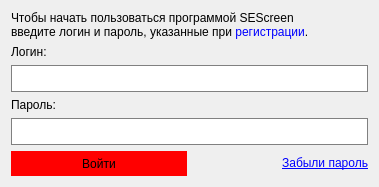
First picture: the form in login.ui, repository SEScreen/Client, before the edit.
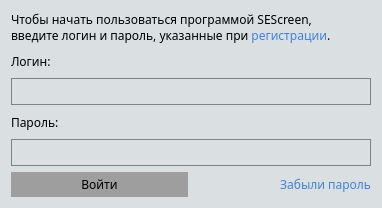
Second picture: the form after the edit.

Patch:
```diff
--- a/login.ui
+++ b/login.ui
@@ -6,16 +6,21 @@
    <rect>
     <x>0</x>
     <y>0</y>
-    <width>379</width>
-    <height>162</height>
+    <width>382</width>
+    <height>208</height>
    </rect>
   </property>
   <property name="maximumSize">
    <size>
     <width>400</width>
-    <height>223</height>
+    <height>243</height>
    </size>
   </property>
+  <property name="font">
+   <font>
+    <family>Aaargh</family>
+   </font>
+  </property>
   <property name="windowTitle">
    <string>Вход</string>
   </property>
@@ -26,32 +31,31 @@
 }
 
  QLineEdit[error=&quot;true&quot;] {
-     border: 1px solid rgba(255,0,0,100);
+     background: 1px solid rgba(255,0,0,100);
 }
+QWidget{	
+     background: rgb(218, 223, 225);
+}
+
 
 </string>
   </property>
   <layout class="QGridLayout" name="gridLayout">
-   <item row="0" column="0" colspan="2">
-    <widget class="QLabel" name="label_3">
-     <property name="styleSheet">
-      <string notr="true"/>
-     </property>
-     <property name="text">
-      <string>&lt;html&gt;&lt;head&gt;&lt;style&gt;
-a{
-text-decoration:none;
-} &lt;/style&gt;&lt;/head&gt;&lt;body&gt;&lt;p&gt;Чтобы начать пользоваться программой SEScreen&lt;br/&gt; введите логин и пароль, указанные при &lt;a href=&quot;#&quot;  &gt;регистрации&lt;/a&gt;.&lt;/p&gt;&lt;/body&gt;&lt;/html&gt;</string>
-     </property>
-    </widget>
-   </item>
    <item row="5" column="0">
     <widget class="QPushButton" name="entryButton">
+     <property name="font">
+      <font>
+       <family>Aaargh</family>
+      </font>
+     </property>
      <property name="styleSheet">
       <string notr="true">QPushButton{
-background:red;
-height:25px;
-border-radius:0;
+	background: #9E9E9E;
+	height: 25px;
+	border-radius: 0;
+}
+GPushButton:hover{
+	background: #B6B6B6;
 }</string>
      </property>
      <property name="text">
@@ -68,6 +72,11 @@
    </item>
    <item row="4" column="0" colspan="2">
     <widget class="QLineEdit" name="password">
+     <property name="font">
+      <font>
+       <family>Aaargh</family>
+      </font>
+     </property>
      <property name="styleSheet">
       <string notr="true"/>
      </property>
@@ -76,27 +85,92 @@
      </property>
     </widget>
    </item>
+   <item row="2" column="0" colspan="2">
+    <widget class="QLineEdit" name="login">
+     <property name="font">
+      <font>
+       <family>Aaargh</family>
+      </font>
+     </property>
+     <property name="styleSheet">
+      <string notr="true"/>
+     </property>
+    </widget>
+   </item>
+   <item row="1" column="0" colspan="2">
+    <widget class="QLabel" name="label">
+     <property name="font">
+      <font>
+       <family>Aaargh</family>
+      </font>
+     </property>
+     <property name="styleSheet">
+      <string notr="true">QLabel{
+background:rgba(0,0,0,000);
+}</string>
+     </property>
+     <property name="text">
+      <string>Логин:</string>
+     </property>
+    </widget>
+   </item>
+   <item row="3" column="0" colspan="2">
+    <widget class="QLabel" name="label_2">
+     <property name="font">
+      <font>
+       <family>Aaargh</family>
+      </font>
+     </property>
+     <property name="styleSheet">
+      <string notr="true">QLabel{	
+	background: rgba(0,0,0,000);	
+}</string>
+     </property>
+     <property name="text">
+      <string>Пароль:</string>
+     </property>
+    </widget>
+   </item>
    <item row="5" column="1">
     <widget class="QLabel" name="label_4">
+     <property name="font">
+      <font>
+       <family>Aaargh</family>
+      </font>
+     </property>
+     <property name="styleSheet">
+      <string notr="true">QLabel{
+	background: rgba(0,0,0,000);
+}</string>
+     </property>
      <property name="text">
-      <string>&lt;html&gt;&lt;head/&gt;&lt;body&gt;&lt;p&gt;&lt;a href=&quot;#&quot;&gt;Забыли пароль&lt;/a&gt;&lt;/p&gt;&lt;/body&gt;&lt;/html&gt;</string>
+      <string>&lt;html&gt;&lt;head/&gt;&lt;body&gt;&lt;p&gt;&lt;a href=&quot;#&quot; style=&quot;text-decoration:none;color: #4183D7;&quot;&gt;Забыли пароль&lt;/a&gt;&lt;/p&gt;&lt;/body&gt;&lt;/html&gt;</string>
      </property>
      <property name="alignment">
       <set>Qt::AlignRight|Qt::AlignTrailing|Qt::AlignVCenter</set>
      </property>
     </widget>
    </item>
-   <item row="3" column="0" colspan="2">
-    <widget class="QLabel" name="label_2">
-     <property name="text">
-      <string>Пароль:</string>
+   <item row="0" column="0" colspan="2">
+    <widget class="QLabel" name="label_3">
+     <property name="maximumSize">
+      <size>
+       <width>16777215</width>
+       <height>50</height>
+      </size>
      </property>
-    </widget>
-   </item>
-   <item row="1" column="0" colspan="2">
-    <widget class="QLabel" name="label">
+     <property name="font">
+      <font>
+       <family>Aaargh</family>
+      </font>
+     </property>
+     <property name="styleSheet">
+      <string notr="true">QLabel{
+background: rgba(0,0,0,000);
+}</string>
+     </property>
      <property name="text">
-      <string>Логин:</string>
+      <string>&lt;html&gt;&lt;head/&gt;&lt;body&gt;&lt;p&gt;Чтобы начать пользоваться программой SEScreen,&lt;br/&gt;введите логин и пароль, указанные при &lt;a href=&quot;#&quot;&gt;&lt;span style=&quot; text-decoration: none; color:#0000ff; color:#4183D7;&quot;&gt;регистрации&lt;/span&gt;&lt;/a&gt;.&lt;/p&gt;&lt;/body&gt;&lt;/html&gt;</string>
      </property>
     </widget>
    </item>
```
Left out of the diff: 7 changed lines with no effect on the pictures.
